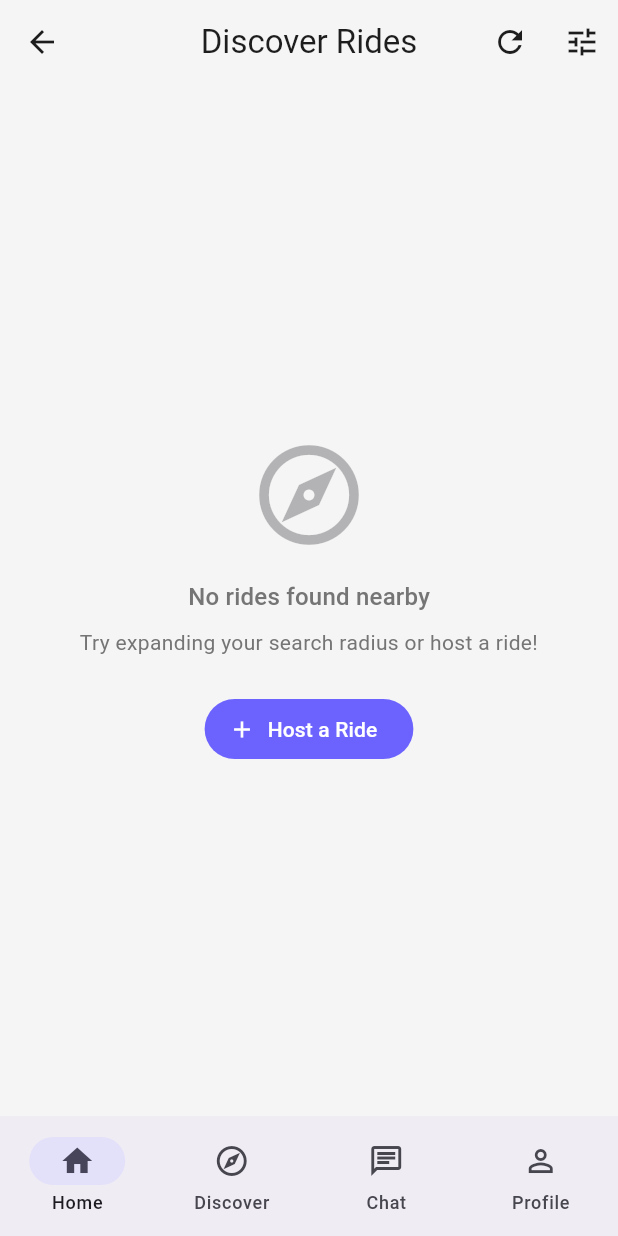
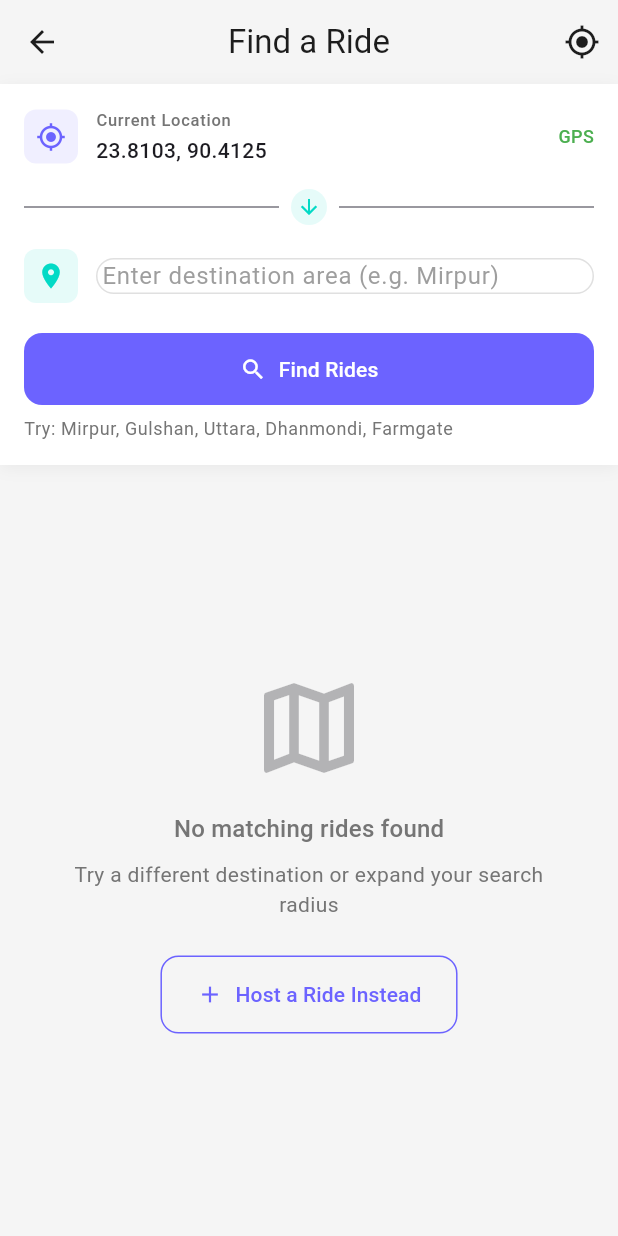
Before and after one commit to H-Yeasin/letzgo_frontend, a Flutter app: the HomeScreen screen opened by its route, after a tap on "Find a Ride", on a phone screen of 412 x 824 dp. Run offline on Flutter 3.47's test engine with Material 3 defaults, Android fonts, the light colour scheme and no system bars; our stand-ins replace dio, flutter_riverpod, geocoding, geolocator, go_router, shared_preferences; accounts and stored records are empty; network calls fail.

```diff
--- a/lib/models/ride_ping.dart
+++ b/lib/models/ride_ping.dart
@@ -3,8 +3,8 @@ import 'user.dart';
 class RidePing {
   final String id;
   final String hostId;
-  final String pickupArea;
-  final String destinationText;
+  final String pickupLabel;
+  final String destinationLabel;
   final double pickupLat;
   final double pickupLng;
   final double? destinationLat;
@@ -12,7 +12,8 @@ class RidePing {
   final double estimatedFare;
   final double? finalFare;
   final String genderPreference;
-  final int passengerLimit;
+  final int maxPassengers;
+  final int currentPassengers;
   final String? meetupPoint;
   final String status;
   final DateTime expiresAt;
@@ -22,8 +23,8 @@ class RidePing {
   RidePing({
     required this.id,
     required this.hostId,
-    required this.pickupArea,
-    required this.destinationText,
+    required this.pickupLabel,
+    required this.destinationLabel,
     required this.pickupLat,
     required this.pickupLng,
     this.destinationLat,
@@ -31,7 +32,8 @@ class RidePing {
     required this.estimatedFare,
     this.finalFare,
     this.genderPreference = 'any',
-    this.passengerLimit = 1,
+    this.maxPassengers = 1,
+    this.currentPassengers = 0,
     this.meetupPoint,
     this.status = 'open',
     required this.expiresAt,
@@ -39,12 +41,15 @@ class RidePing {
     this.host,
   });
 
+  int get availableSeats =>
+      (maxPassengers - currentPassengers).clamp(0, maxPassengers);
+
   factory RidePing.fromJson(Map<String, dynamic> json) {
     return RidePing(
       id: json['id'] as String,
       hostId: json['host_id'] as String,
-      pickupArea: json['pickup_area'] as String,
-      destinationText: json['destination_text'] as String,
+      pickupLabel: json['pickup_label'] as String,
+      destinationLabel: json['destination_label'] as String,
       pickupLat: (json['pickup_lat'] as num).toDouble(),
       pickupLng: (json['pickup_lng'] as num).toDouble(),
       destinationLat: (json['destination_lat'] as num?)?.toDouble(),
@@ -52,7 +57,8 @@ class RidePing {
       estimatedFare: (json['estimated_fare'] as num).toDouble(),
       finalFare: (json['final_fare'] as num?)?.toDouble(),
       genderPreference: json['gender_preference'] as String? ?? 'any',
-      passengerLimit: json['passenger_limit'] as int? ?? 1,
+      maxPassengers: json['max_passengers'] as int? ?? 1,
+      currentPassengers: json['current_passengers'] as int? ?? 0,
       meetupPoint: json['meetup_point'] as String?,
       status: json['status'] as String? ?? 'open',
       expiresAt: DateTime.parse(json['expires_at'] as String),
--- a/lib/providers/ping_provider.dart
+++ b/lib/providers/ping_provider.dart
@@ -9,6 +9,8 @@ class PingState {
   final List<RidePing> nearbyPings;
   final RidePing? selectedPing;
   final List<RidePing> myPings;
+  final List<RidePing> findResults;
+  final bool isFindLoading;
   final String? error;
 
   const PingState({
@@ -16,6 +18,8 @@ class PingState {
     this.nearbyPings = const [],
     this.selectedPing,
     this.myPings = const [],
+    this.findResults = const [],
+    this.isFindLoading = false,
     this.error,
   });
 
@@ -24,6 +28,8 @@ class PingState {
     List<RidePing>? nearbyPings,
     RidePing? selectedPing,
     List<RidePing>? myPings,
+    List<RidePing>? findResults,
+    bool? isFindLoading,
     String? error,
   }) {
     return PingState(
@@ -31,6 +37,8 @@ class PingState {
       nearbyPings: nearbyPings ?? this.nearbyPings,
       selectedPing: selectedPing ?? this.selectedPing,
       myPings: myPings ?? this.myPings,
+      findResults: findResults ?? this.findResults,
+      isFindLoading: isFindLoading ?? this.isFindLoading,
       error: error,
     );
   }
@@ -77,6 +85,31 @@ class PingNotifier extends StateNotifier<PingState> {
     }
   }
 
+  Future<void> findRides({
+    required double currentLat,
+    required double currentLng,
+    required double destinationLat,
+    required double destinationLng,
+    double radius = 500.0,
+  }) async {
+    state = state.copyWith(isFindLoading: true, error: null);
+    try {
+      final data = await _api.findRides(
+        currentLat: currentLat,
+        currentLng: currentLng,
+        destinationLat: destinationLat,
+        destinationLng: destinationLng,
+        radius: radius,
+      );
+      final items = (data['items'] as List)
+          .map((e) => RidePing.fromJson(e as Map<String, dynamic>))
+          .toList();
+      state = state.copyWith(isFindLoading: false, findResults: items);
+    } catch (e) {
+      state = state.copyWith(isFindLoading: false, error: e.toString());
+    }
+  }
+
   Future<RidePing?> createPing(Map<String, dynamic> pingData) async {
     state = state.copyWith(isLoading: true, error: null);
     try {
--- a/lib/routes/app_router.dart
+++ b/lib/routes/app_router.dart
@@ -7,6 +7,7 @@ import '../screens/auth/otp_verification_screen.dart';
 import '../screens/auth/profile_setup_screen.dart';
 import '../screens/home/home_screen.dart';
 import '../screens/home/discover_screen.dart';
+import '../screens/home/find_ride_screen.dart';
 import '../screens/home/chats_list_screen.dart';
 import '../screens/home/profile_screen.dart';
 import '../screens/home/host_ride_screen.dart';
@@ -27,10 +28,7 @@ class RouterNotifier extends ChangeNotifier {
   final Ref _ref;
 
   RouterNotifier(this._ref) {
-    _ref.listen<AuthState>(
-      authProvider,
-      (previous, next) => notifyListeners(),
-    );
+    _ref.listen<AuthState>(authProvider, (previous, next) => notifyListeners());
   }
 }
 
@@ -151,6 +149,11 @@ final routerProvider = Provider<GoRouter>((ref) {
 
       // Detail routes (outside shell, full screen)
       GoRoute(
+        path: '/find-ride',
+        parentNavigatorKey: _rootNavigatorKey,
+        builder: (context, state) => const FindRideScreen(),
+      ),
+      GoRoute(
         path: '/host-ride',
         parentNavigatorKey: _rootNavigatorKey,
         builder: (context, state) => const HostRideScreen(),
--- a/lib/screens/home/active_ride_screen.dart
+++ b/lib/screens/home/active_ride_screen.dart
@@ -126,14 +126,14 @@ class _ActiveRideScreenState extends ConsumerState<ActiveRideScreen> {
                     crossAxisAlignment: CrossAxisAlignment.start,
                     children: [
                       Text(
-                        match.ride!.pickupArea,
+                        match.ride!.pickupLabel,
                         style: theme.textTheme.titleMedium?.copyWith(
                           fontWeight: FontWeight.bold,
                         ),
                       ),
                       const SizedBox(height: 24),
                       Text(
-                        match.ride!.destinationText,
+                        match.ride!.destinationLabel,
                         style: theme.textTheme.titleMedium?.copyWith(
                           fontWeight: FontWeight.bold,
                         ),
--- a/lib/screens/home/chats_list_screen.dart
+++ b/lib/screens/home/chats_list_screen.dart
@@ -91,7 +91,7 @@ class _ChatsListScreenState extends ConsumerState<ChatsListScreen> {
                         style: const TextStyle(fontWeight: FontWeight.w600),
                       ),
                       subtitle: Text(
-                        '${match.ride?.pickupArea ?? ''} → ${match.ride?.destinationText ?? ''}',
+                        '${match.ride?.pickupLabel ?? ''} → ${match.ride?.destinationLabel ?? ''}',
                         maxLines: 1,
                         overflow: TextOverflow.ellipsis,
                       ),
--- /dev/null
+++ b/lib/screens/home/find_ride_screen.dart
@@ -0,0 +1,375 @@
+import 'package:flutter/material.dart';
+import 'package:flutter_riverpod/flutter_riverpod.dart';
+import 'package:go_router/go_router.dart';
+import '../../constants/theme.dart';
+import '../../providers/ping_provider.dart';
+import '../../widgets/ride_ping_card.dart';
+
+class FindRideScreen extends ConsumerStatefulWidget {
+  const FindRideScreen({super.key});
+
+  @override
+  ConsumerState<FindRideScreen> createState() => _FindRideScreenState();
+}
+
+class _FindRideScreenState extends ConsumerState<FindRideScreen> {
+  final _destinationController = TextEditingController();
+  double? _destLat;
+  double? _destLng;
+  bool _useGps = true;
+  double _currentLat = 23.8103; // Default Dhaka
+  double _currentLng = 90.4125;
+
+  @override
+  void initState() {
+    super.initState();
+    _detectCurrentLocation();
+  }
+
+  @override
+  void dispose() {
+    _destinationController.dispose();
+    super.dispose();
+  }
+
+  void _detectCurrentLocation() {
+    // In production, use Geolocator package to get actual GPS position.
+    // For now, we use default Dhaka coordinates and let user know GPS is simulated.
+    setState(() {
+      _currentLat = 23.8103;
+      _currentLng = 90.4125;
+    });
+  }
+
+  void _searchRides() {
+    if (_destLat == null || _destLng == null) {
+      ScaffoldMessenger.of(context).showSnackBar(
+        const SnackBar(content: Text('Please enter a destination')),
+      );
+      return;
+    }
+
+    ref
+        .read(pingProvider.notifier)
+        .findRides(
+          currentLat: _currentLat,
+          currentLng: _currentLng,
+          destinationLat: _destLat!,
+          destinationLng: _destLng!,
+          radius: 500.0,
+        );
+  }
+
+  void _onDestinationChanged(String value) {
+    // MVP: For demo, parse "lat,lng" format or use hardcoded lookup.
+    // In production, integrate with a geocoding service (e.g., Google Maps API).
+    if (value.contains(',')) {
+      final parts = value.split(',');
+      if (parts.length == 2) {
+        final lat = double.tryParse(parts[0].trim());
+        final lng = double.tryParse(parts[1].trim());
+        if (lat != null && lng != null) {
+          setState(() {
+            _destLat = lat;
+            _destLng = lng;
+          });
+          return;
+        }
+      }
+    }
+
+    // Fallback: common Dhaka destinations
+    final destinations = {
+      'mirpur': (23.8223, 90.3685),
+      'uttara': (23.8759, 90.3795),
+      'gulshan': (23.7925, 90.4078),
+      'banani': (23.7949, 90.4067),
+      'dhanmondi': (23.7465, 90.3742),
+      'motijheel': (23.7331, 90.4172),
+      'farmgate': (23.7572, 90.3905),
+      'mohakhali': (23.7779, 90.4057),
+    };
+
+    final key = value.trim().toLowerCase();
+    if (destinations.containsKey(key)) {
+      final coords = destinations[key]!;
+      setState(() {
+        _destLat = coords.$1;
+        _destLng = coords.$2;
+      });
+    }
+  }
+
+  @override
+  Widget build(BuildContext context) {
+    final pingState = ref.watch(pingProvider);
+    final theme = Theme.of(context);
+
+    return Scaffold(
+      appBar: AppBar(
+        title: const Text('Find a Ride'),
+        actions: [
+          IconButton(
+            icon: const Icon(Icons.my_location),
+            onPressed: _detectCurrentLocation,
+            tooltip: 'Refresh location',
+          ),
+        ],
+      ),
+      body: Column(
+        children: [
+          // Input section
+          Container(
+            padding: const EdgeInsets.all(16),
+            decoration: BoxDecoration(
+              color: theme.colorScheme.surface,
+              boxShadow: [
+                BoxShadow(
+                  color: Colors.black.withValues(alpha: 0.05),
+                  blurRadius: 8,
+                  offset: const Offset(0, 2),
+                ),
+              ],
+            ),
+            child: Column(
+              crossAxisAlignment: CrossAxisAlignment.start,
+              children: [
+                // Current location
+                Row(
+                  children: [
+                    Container(
+                      padding: const EdgeInsets.all(8),
+                      decoration: BoxDecoration(
+                        color: AppTheme.primaryColor.withValues(alpha: 0.1),
+                        borderRadius: BorderRadius.circular(8),
+                      ),
+                      child: const Icon(
+                        Icons.my_location,
+                        color: AppTheme.primaryColor,
+                        size: 20,
+                      ),
+                    ),
+                    const SizedBox(width: 12),
+                    Expanded(
+                      child: Column(
+                        crossAxisAlignment: CrossAxisAlignment.start,
+                        children: [
+                          Text(
+                            'Current Location',
+                            style: theme.textTheme.labelSmall?.copyWith(
+                              color: AppTheme.lightTextColor,
+                            ),
+                          ),
+                          const SizedBox(height: 2),
+                          Text(
+                            '${_currentLat.toStringAsFixed(4)}, ${_currentLng.toStringAsFixed(4)}',
+                            style: theme.textTheme.bodyMedium?.copyWith(
+                              fontWeight: FontWeight.w500,
+                            ),
+                          ),
+                        ],
+                      ),
+                    ),
+                    Text(
+                      _useGps ? 'GPS' : 'Manual',
+                      style: TextStyle(
+                        fontSize: 12,
+                        color: _useGps
+                            ? AppTheme.successColor
+                            : AppTheme.lightTextColor,
+                        fontWeight: FontWeight.w500,
+                      ),
+                    ),
+                  ],
+                ),
+                const SizedBox(height: 16),
+
+                // Divider with arrow
+                Row(
+                  children: [
+                    Expanded(
+                      child: Container(height: 1, color: theme.dividerColor),
+                    ),
+                    Container(
+                      margin: const EdgeInsets.symmetric(horizontal: 8),
+                      padding: const EdgeInsets.all(4),
+                      decoration: BoxDecoration(
+                        color: AppTheme.secondaryColor.withValues(alpha: 0.1),
+                        shape: BoxShape.circle,
+                      ),
+                      child: const Icon(
+                        Icons.arrow_downward,
+                        color: AppTheme.secondaryColor,
+                        size: 16,
+                      ),
+                    ),
+                    Expanded(
+                      child: Container(height: 1, color: theme.dividerColor),
+                    ),
+                  ],
+                ),
+                const SizedBox(height: 16),
+
+                // Destination input
+                Row(
+                  children: [
+                    Container(
+                      padding: const EdgeInsets.all(8),
+                      decoration: BoxDecoration(
+                        color: AppTheme.secondaryColor.withValues(alpha: 0.1),
+                        borderRadius: BorderRadius.circular(8),
+                      ),
+                      child: const Icon(
+                        Icons.location_on,
+                        color: AppTheme.secondaryColor,
+                        size: 20,
+                      ),
+                    ),
+                    const SizedBox(width: 12),
+                    Expanded(
+                      child: TextField(
+                        controller: _destinationController,
+                        decoration: InputDecoration(
+                          hintText: 'Enter destination area (e.g. Mirpur)',
+                          hintStyle: TextStyle(
+                            color: AppTheme.lightTextColor.withValues(
+                              alpha: 0.7,
+                            ),
+                          ),
+                          border: InputBorder.none,
+                          isDense: true,
+                          contentPadding: EdgeInsets.zero,
+                        ),
+                        onChanged: _onDestinationChanged,
+                        onSubmitted: (_) => _searchRides(),
+                      ),
+                    ),
+                    if (_destLat != null)
+                      Container(
+                        padding: const EdgeInsets.symmetric(
+                          horizontal: 8,
+                          vertical: 4,
+                        ),
+                        decoration: BoxDecoration(
+                          color: AppTheme.successColor.withValues(alpha: 0.1),
+                          borderRadius: BorderRadius.circular(12),
+                        ),
+                        child: const Text(
+                          'Set',
+                          style: TextStyle(
+                            color: AppTheme.successColor,
+                            fontSize: 12,
+                            fontWeight: FontWeight.w500,
+                          ),
+                        ),
+                      ),
+                  ],
+                ),
+                const SizedBox(height: 20),
+
+                // Search button
+                SizedBox(
+                  width: double.infinity,
+                  child: FilledButton.icon(
+                    onPressed: pingState.isFindLoading ? null : _searchRides,
+                    icon: pingState.isFindLoading
+                        ? const SizedBox(
+                            width: 18,
+                            height: 18,
+                            child: CircularProgressIndicator(
+                              strokeWidth: 2,
+                              color: Colors.white,
+                            ),
+                          )
+                        : const Icon(Icons.search),
+                    label: Text(
+                      pingState.isFindLoading ? 'Searching...' : 'Find Rides',
+                    ),
+                    style: FilledButton.styleFrom(
+                      padding: const EdgeInsets.symmetric(vertical: 14),
+                      shape: RoundedRectangleBorder(
+                        borderRadius: BorderRadius.circular(12),
+                      ),
+                    ),
+                  ),
+                ),
+
+                // Hint text
+                if (_destLat == null)
+                  Padding(
+                    padding: const EdgeInsets.only(top: 8),
+                    child: Text(
+                      'Try: Mirpur, Gulshan, Uttara, Dhanmondi, Farmgate',
+                      style: theme.textTheme.bodySmall?.copyWith(
+                        color: AppTheme.lightTextColor,
+                      ),
+                    ),
+                  ),
+              ],
+            ),
+          ),
+
+          // Results section
+          Expanded(child: _buildResults(theme, pingState)),
+        ],
+      ),
+    );
+  }
+
+  Widget _buildResults(ThemeData theme, PingState pingState) {
+    if (pingState.isFindLoading && pingState.findResults.isEmpty) {
+      return const Center(child: CircularProgressIndicator());
+    }
+
+    if (pingState.findResults.isEmpty) {
+      return Center(
+        child: Padding(
+          padding: const EdgeInsets.all(32),
+          child: Column(
+            mainAxisAlignment: MainAxisAlignment.center,
+            children: [
+              Icon(
+                Icons.map_outlined,
+                size: 80,
+                color: theme.colorScheme.onSurface.withValues(alpha: 0.3),
+              ),
+              const SizedBox(height: 16),
+              Text(
+                'No matching rides found',
+                style: theme.textTheme.titleMedium?.copyWith(
+                  color: AppTheme.lightTextColor,
+                ),
+              ),
+              const SizedBox(height: 8),
+              Text(
+                'Try a different destination or expand your search radius',
+                textAlign: TextAlign.center,
+                style: theme.textTheme.bodyMedium?.copyWith(
+                  color: AppTheme.lightTextColor,
+                ),
+              ),
+              const SizedBox(height: 24),
+              OutlinedButton.icon(
+                onPressed: () => context.push('/host-ride'),
+                icon: const Icon(Icons.add),
+                label: const Text('Host a Ride Instead'),
+              ),
+            ],
+          ),
+        ),
+      );
+    }
+
+    return ListView.builder(
+      padding: const EdgeInsets.all(16),
+      itemCount: pingState.findResults.length,
+      itemBuilder: (context, index) {
+        final ping = pingState.findResults[index];
+        return RidePingCard(
+          ping: ping,
+          onTap: () => context.push('/ride-details/${ping.id}'),
+        );
+      },
+    );
+  }
+}
--- a/lib/screens/home/home_screen.dart
+++ b/lib/screens/home/home_screen.dart
@@ -136,7 +136,7 @@ class _HomeScreenState extends ConsumerState<HomeScreen> {
                     icon: Icons.person_search,
                     label: 'Find a Ride',
                     color: AppTheme.secondaryColor,
-                    onTap: () => context.push('/discover'),
+                    onTap: () => context.push('/find-ride'),
                   ),
                 ),
               ],
--- a/lib/screens/home/host_ride_screen.dart
+++ b/lib/screens/home/host_ride_screen.dart
@@ -72,15 +72,15 @@ class _HostRideScreenState extends ConsumerState<HostRideScreen> {
     if (!mounted) return;
 
     final request = CreateRidePingRequest(
-      pickupArea: pickupAddress,
-      destinationText: _destinationController.text.trim(),
+      pickupLabel: pickupAddress,
+      destinationLabel: _destinationController.text.trim(),
       pickupLat: position.latitude,
       pickupLng: position.longitude,
       destinationLat: destLat,
       destinationLng: destLng,
       estimatedFare: double.parse(_fareController.text.trim()),
       genderPreference: _genderPref,
-      passengerLimit: _passengerLimit,
+      maxPassengers: _passengerLimit,
       meetupPoint: _meetupController.text.trim().isEmpty
           ? null
           : _meetupController.text.trim(),
--- a/lib/services/api_service.dart
+++ b/lib/services/api_service.dart
@@ -123,6 +123,26 @@ class ApiService {
     return response.data;
   }
 
+  Future<Map<String, dynamic>> findRides({
+    required double currentLat,
+    required double currentLng,
+    required double destinationLat,
+    required double destinationLng,
+    double radius = 500.0,
+  }) async {
+    final response = await _dio.post(
+      '/rides/find',
+      data: {
+        'current_lat': currentLat,
+        'current_lng': currentLng,
+        'destination_lat': destinationLat,
+        'destination_lng': destinationLng,
+        'radius': radius,
+      },
+    );
+    return response.data;
+  }
+
   // ============= Match Endpoints =============
 
   Future<Map<String, dynamic>> requestMatch(String rideId) async {
--- a/lib/widgets/ride_ping_card.dart
+++ b/lib/widgets/ride_ping_card.dart
@@ -86,7 +86,7 @@ class RidePingCard extends StatelessWidget {
                       crossAxisAlignment: CrossAxisAlignment.start,
                       children: [
                         Text(
-                          ping.pickupArea,
+                          ping.pickupLabel,
                           style: theme.textTheme.titleSmall?.copyWith(
                             fontWeight: FontWeight.w600,
                           ),
@@ -95,7 +95,7 @@ class RidePingCard extends StatelessWidget {
                         ),
                         const SizedBox(height: 16),
                         Text(
-                          ping.destinationText,
+                          ping.destinationLabel,
                           style: theme.textTheme.bodyMedium?.copyWith(
                             color: AppTheme.lightTextColor,
                           ),
@@ -145,7 +145,7 @@ class RidePingCard extends StatelessWidget {
                   ),
                   const SizedBox(width: 4),
                   Text(
-                    '1/${ping.passengerLimit}',
+                    '${ping.availableSeats}/${ping.maxPassengers}',
                     style: theme.textTheme.bodySmall?.copyWith(
                       color: AppTheme.lightTextColor,
                     ),
```
Also changed, not shown: lib/models/create_ride_ping_request.dart (+9 -9 lines), lib/screens/home/ride_details_screen.dart (+4 -4 lines).
